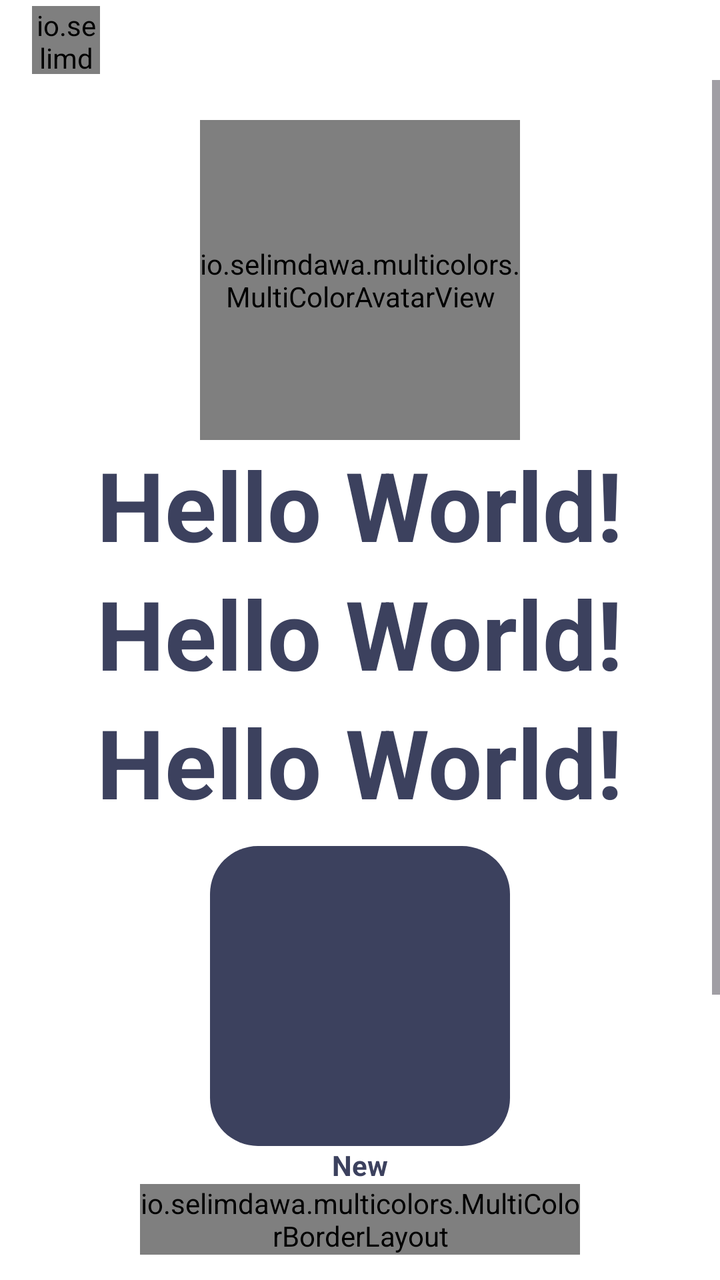
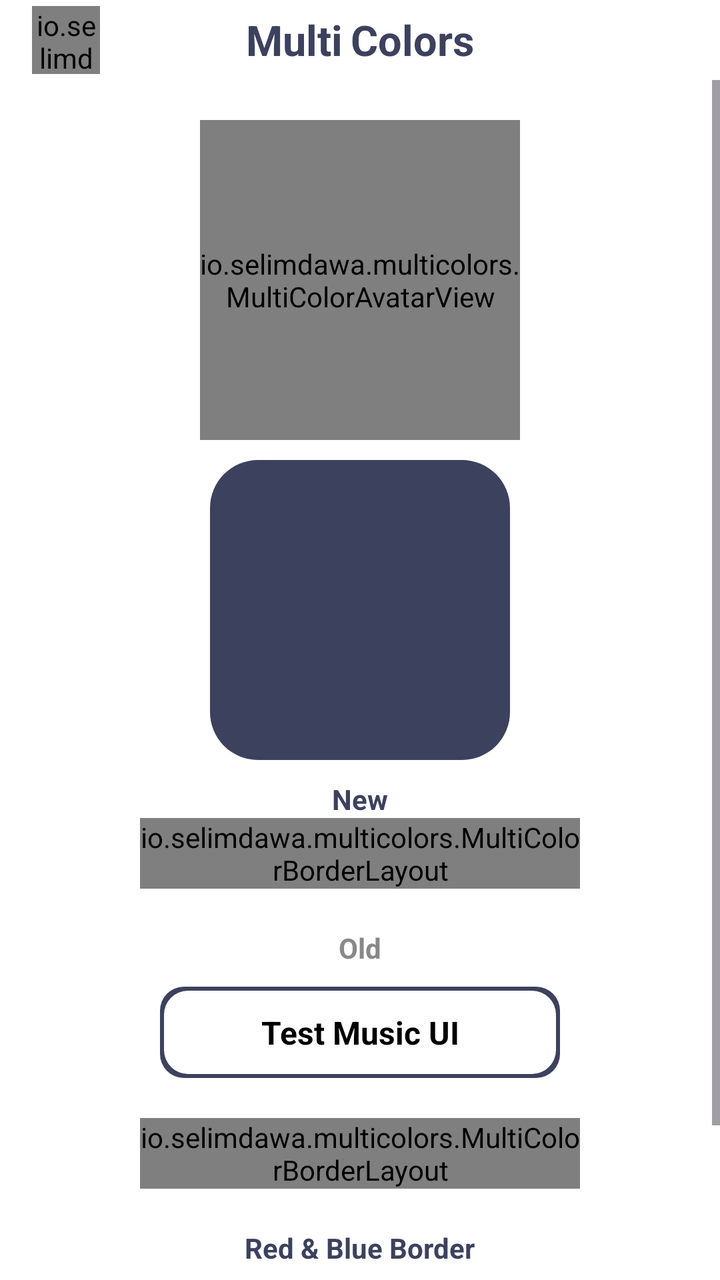

Compare the two renders of this Android layout. The source of the first and the diff that turns it into the second are given below.
<!-- AndroidManifest.xml: application theme Theme.MC.One -->
<!-- res/layout/activity_main.xml -->
<?xml version="1.0" encoding="utf-8"?>
<LinearLayout xmlns:android="http://schemas.android.com/apk/res/android"
    xmlns:app="http://schemas.android.com/apk/res-auto"
    android:layout_width="match_parent"
    android:layout_height="match_parent"
    android:background="?colorOnBackground"
    android:orientation="vertical">

    <include
        android:id="@+id/toolbar"
        layout="@layout/toolbar_main" />

    <ScrollView
        android:layout_width="match_parent"
        android:layout_height="match_parent"
        android:fillViewport="true">

        <LinearLayout
            android:layout_width="match_parent"
            android:layout_height="wrap_content"
            android:gravity="center"
            android:orientation="vertical"
            android:paddingBottom="40dp">

            <io.selimdawa.multicolors.MultiColorAvatarView
                android:id="@+id/colorfulAvatar"
                android:layout_width="160dp"
                android:layout_height="160dp"
                android:layout_marginTop="20dp"
                app:mc_always_white="true"
                app:mc_animate_border="true"
                app:mc_animate_image="false"
                app:mc_border_rotation_duration="3000"
                app:mc_border_thickness="6dp"
                app:mc_contrast_size="0.25"
                app:mc_glow_alpha="0.6"
                app:mc_glow_radius="10dp"
                app:mc_image_background="?mc_track"
                app:mc_image_scale_type="centerCrop"
                app:mc_image_src="@color/mc_image_profile"
                app:mc_show_contrast="true"
                app:mc_use_rainbow="false" />

            <TextView
                android:layout_width="wrap_content"
                android:layout_height="wrap_content"
                android:layout_gravity="center"
                android:gravity="center"
                android:text="Hello World!"
                android:textColor="?mc_track"
                android:textSize="48sp"
                android:textStyle="bold" />

            <TextView
                android:layout_width="wrap_content"
                android:layout_height="wrap_content"
                android:layout_gravity="center"
                android:gravity="center"
                android:text="Hello World!"
                android:textColor="?mc_tick"
                android:textSize="48sp"
                android:textStyle="bold" />

            <TextView
                android:layout_width="wrap_content"
                android:layout_height="wrap_content"
                android:layout_gravity="center"
                android:gravity="center"
                android:text="Hello World!"
                android:textColor="?mc_track"
                android:textSize="48sp"
                android:textStyle="bold" />

            <com.google.android.material.card.MaterialCardView
                android:layout_width="150dp"
                android:layout_height="150dp"
                android:layout_marginTop="10dp"
                app:cardCornerRadius="24dp"
                app:cardElevation="0dp"
                app:cardPreventCornerOverlap="true"
                app:strokeWidth="0dp">

                <View
                    android:layout_width="match_parent"
                    android:layout_height="match_parent"
                    android:background="?mc_bg" />

            </com.google.android.material.card.MaterialCardView>

            
            <TextView
                android:layout_width="wrap_content"
                android:layout_height="wrap_content"
                android:text="New"
                android:textColor="?mc_track"
                android:textSize="14sp"
                android:textStyle="bold" />

            <io.selimdawa.multicolors.MultiColorBorderLayout
                android:id="@+id/trans"
                android:layout_width="220dp"
                android:layout_height="wrap_content"
                android:clickable="true"
                android:focusable="true"
                app:mc_animate_border="true"
                app:mc_border_rotation_duration="6000"
                app:mc_border_thickness="4dp"
                app:mc_corner_radius="10dp"
                app:mc_glow_radius="6dp"
                app:mc_use_rainbow="true">

                <TextView
                    android:layout_width="match_parent"
                    android:layout_height="wrap_content"
                    android:gravity="center"
                    android:padding="20dp"
                    android:text="@string/test_music_ui"
                    android:textColor="?colorError"
                    android:textSize="16sp"
                    android:textStyle="bold" />

            </io.selimdawa.multicolors.MultiColorBorderLayout>

            
            <TextView
                android:layout_width="wrap_content"
                android:layout_height="wrap_content"
                android:layout_marginTop="20dp"
                android:text="Old"
                android:textColor="@color/mc_gray"
                android:textSize="14sp"
                android:textStyle="bold" />

            <FrameLayout
                android:id="@+id/transOld"
                android:layout_width="200dp"
                android:layout_height="wrap_content"
                android:layout_margin="10dp"
                android:background="@drawable/background_border"
                android:clickable="true"
                android:focusable="true">

                <TextView
                    android:layout_width="match_parent"
                    android:layout_height="wrap_content"
                    android:gravity="center"
                    android:padding="12dp"
                    android:text="@string/test_music_ui"
                    android:textColor="?colorError"
                    android:textSize="16sp"
                    android:textStyle="bold" />

            </FrameLayout>

            <io.selimdawa.multicolors.MultiColorBorderLayout
                android:id="@+id/btnNightMode"
                android:layout_width="220dp"
                android:layout_height="wrap_content"
                android:layout_margin="10dp"
                android:clickable="true"
                android:focusable="true"
                app:mc_animate_border="false"
                app:mc_border_thickness="2dp"
                app:mc_corner_radius="12dp">

                <TextView
                    android:id="@+id/tvNightMode"
                    android:layout_width="match_parent"
                    android:layout_height="wrap_content"
                    android:gravity="center"
                    android:padding="12dp"
                    android:text="@string/dark_mode"
                    android:textColor="?mc_track"
                    android:textSize="16sp"
                    android:textStyle="bold" />

            </io.selimdawa.multicolors.MultiColorBorderLayout>

        </LinearLayout>

    </ScrollView>

</LinearLayout>
<!-- res/layout/toolbar_main.xml (included above) -->
<?xml version="1.0" encoding="utf-8"?>
<LinearLayout xmlns:android="http://schemas.android.com/apk/res/android"
    android:id="@+id/card"
    android:layout_width="match_parent"
    android:layout_height="40dp"
    android:background="?colorOnBackground"
    android:gravity="center_vertical"
    android:orientation="horizontal"
    android:paddingStart="16dp"
    android:paddingEnd="16dp">

    <io.selimdawa.multicolors.MultiColorButton
        android:layout_width="34dp"
        android:layout_height="34dp" />

</LinearLayout>
<!-- resources referenced by this layout -->
<resources>
  <color name="mc_gray">#888888</color>
  <color name="mc_image_profile">#e0e0e0</color>
  <!-- drawable background_border (drawable) -->
  <?xml version="1.0" encoding="utf-8"?>
  <layer-list xmlns:android="http://schemas.android.com/apk/res/android">
      <item>
          <shape android:shape="rectangle">
              <gradient
                  android:angle="45"
                  android:endColor="?mc_tick"
                  android:startColor="?mc_track"
                  android:type="linear" />
              <corners android:radius="12dp" />
          </shape>
      </item>
      <item
          android:bottom="2dp"
          android:left="2dp"
          android:right="2dp"
          android:top="2dp">
          <shape android:shape="rectangle">
              <solid android:color="?attr/colorOnBackground" />
              <corners android:radius="12dp" />
          </shape>
      </item>
  </layer-list>
  <string name="dark_mode">Dark Mode</string>
  <string name="test_music_ui">Test Music UI</string>
  <style name="Theme.MC.One" parent="MC_Base_Theme">
          <item name="mc_bg">@color/mc_basic_light</item>
          <item name="mc_tick">@color/mc_basic_light</item>
          <item name="mc_track">@color/mc_basic_light</item>
      </style>
  <style name="MC_Base_Theme" parent="Theme.Material3.DayNight.NoActionBar">
          <item name="android:statusBarColor">@color/mc_white</item>
          <item name="android:windowLightStatusBar">true</item>
          <item name="android:navigationBarColor">@color/mc_white</item>
          <item name="android:windowLightNavigationBar" tools:targetApi="o_mr1">true</item>
          <item name="android:windowBackground">?colorOnBackground</item>
          <item name="android:forceDarkAllowed" tools:targetApi="q">false</item>
          <item name="colorControlActivated">@color/mc_dark</item>
          <item name="checkboxStyle">@style/Widget.App.CheckBox</item>
          <item name="colorPrimary">@color/mc_colorPrimary</item>
          <item name="colorOnBackground">@color/mc_white</item>
          <item name="colorError">@color/mc_dark</item>
          <item name="mc_bg">@color/mc_basic_light</item>
          <item name="mc_tick">@color/mc_basic_light</item>
          <item name="mc_track">@color/mc_basic_light</item>
          <item name="mc_center">@color/mc_basic_light</item>
      </style>
  <color name="mc_basic_light">#3c415e</color>
  <color name="mc_white">#ffffff</color>
  <color name="mc_dark">#000000</color>
  <style name="Widget.App.CheckBox" parent="Widget.Material3.CompoundButton.CheckBox">
          
          <item name="buttonTint">@color/mc_dark</item>
      </style>
  <color name="mc_colorPrimary">#fff</color>
</resources>

<!-- the commit's change to res/layout/activity_main.xml (unified diff, before → after) -->
@@ -41,36 +41,6 @@
                 app:mc_show_contrast="true"
                 app:mc_use_rainbow="false" />
 
-            <TextView
-                android:layout_width="wrap_content"
-                android:layout_height="wrap_content"
-                android:layout_gravity="center"
-                android:gravity="center"
-                android:text="Hello World!"
-                android:textColor="?mc_track"
-                android:textSize="48sp"
-                android:textStyle="bold" />
-
-            <TextView
-                android:layout_width="wrap_content"
-                android:layout_height="wrap_content"
-                android:layout_gravity="center"
-                android:gravity="center"
-                android:text="Hello World!"
-                android:textColor="?mc_tick"
-                android:textSize="48sp"
-                android:textStyle="bold" />
-
-            <TextView
-                android:layout_width="wrap_content"
-                android:layout_height="wrap_content"
-                android:layout_gravity="center"
-                android:gravity="center"
-                android:text="Hello World!"
-                android:textColor="?mc_track"
-                android:textSize="48sp"
-                android:textStyle="bold" />
-
             <com.google.android.material.card.MaterialCardView
                 android:layout_width="150dp"
                 android:layout_height="150dp"
@@ -91,6 +61,7 @@
             <TextView
                 android:layout_width="wrap_content"
                 android:layout_height="wrap_content"
+                android:layout_marginTop="10dp"
                 android:text="New"
                 android:textColor="?mc_track"
                 android:textSize="14sp"
@@ -176,6 +147,47 @@
 
             </io.selimdawa.multicolors.MultiColorBorderLayout>
 
+            <TextView
+                android:layout_width="wrap_content"
+                android:layout_height="wrap_content"
+                android:layout_marginTop="10dp"
+                android:text="Red &amp; Blue Border"
+                android:textColor="?mc_track"
+                android:textSize="14sp"
+                android:textStyle="bold" />
+
+            <io.selimdawa.multicolors.RedBlueBorderLayout
+                android:id="@+id/redBlueBorder"
+                android:layout_width="200dp"
+                android:layout_height="wrap_content"
+                android:layout_margin="10dp"
+                android:clickable="true"
+                android:focusable="true"
+                app:mc_border_rotation_duration="6000"
+                app:mc_border_thickness="5dp"
+                app:mc_corner_radius="10dp"
+                app:mc_glow_alpha="0.7"
+                app:mc_glow_radius="12dp">
+
+                <LinearLayout
+                    android:layout_width="match_parent"
+                    android:layout_height="wrap_content"
+                    android:gravity="center"
+                    android:orientation="vertical"
+                    android:padding="21dp">
+
+                    <TextView
+                        android:layout_width="wrap_content"
+                        android:layout_height="wrap_content"
+                        android:text="تصميم مميز"
+                        android:textColor="?mc_track"
+                        android:textSize="18sp"
+                        android:textStyle="bold" />
+
+                </LinearLayout>
+
+            </io.selimdawa.multicolors.RedBlueBorderLayout>
+
         </LinearLayout>
 
     </ScrollView>
@@ -183,18 +195,41 @@
 </LinearLayout>
 <!-- res/layout/toolbar_main.xml (included above) -->
 <?xml version="1.0" encoding="utf-8"?>
-<LinearLayout xmlns:android="http://schemas.android.com/apk/res/android"
+<RelativeLayout xmlns:android="http://schemas.android.com/apk/res/android"
     android:id="@+id/card"
     android:layout_width="match_parent"
     android:layout_height="40dp"
     android:background="?colorOnBackground"
-    android:gravity="center_vertical"
-    android:orientation="horizontal"
     android:paddingStart="16dp"
     android:paddingEnd="16dp">
 
     <io.selimdawa.multicolors.MultiColorButton
         android:layout_width="34dp"
-        android:layout_height="34dp" />
-
-</LinearLayout>
+        android:layout_height="34dp"
+        android:layout_centerVertical="true" />
+
+    <LinearLayout
+        android:layout_width="wrap_content"
+        android:layout_height="wrap_content"
+        android:layout_centerInParent="true"
+        android:orientation="horizontal">
+
+        <TextView
+            android:layout_width="wrap_content"
+            android:layout_height="wrap_content"
+            android:text="Multi"
+            android:textColor="?mc_track"
+            android:textSize="21sp"
+            android:textStyle="bold" />
+
+        <TextView
+            android:layout_width="wrap_content"
+            android:layout_height="wrap_content"
+            android:layout_marginStart="4dp"
+            android:text="Colors"
+            android:textColor="?mc_tick"
+            android:textSize="21sp"
+            android:textStyle="bold" />
+    </LinearLayout>
+
+</RelativeLayout>
